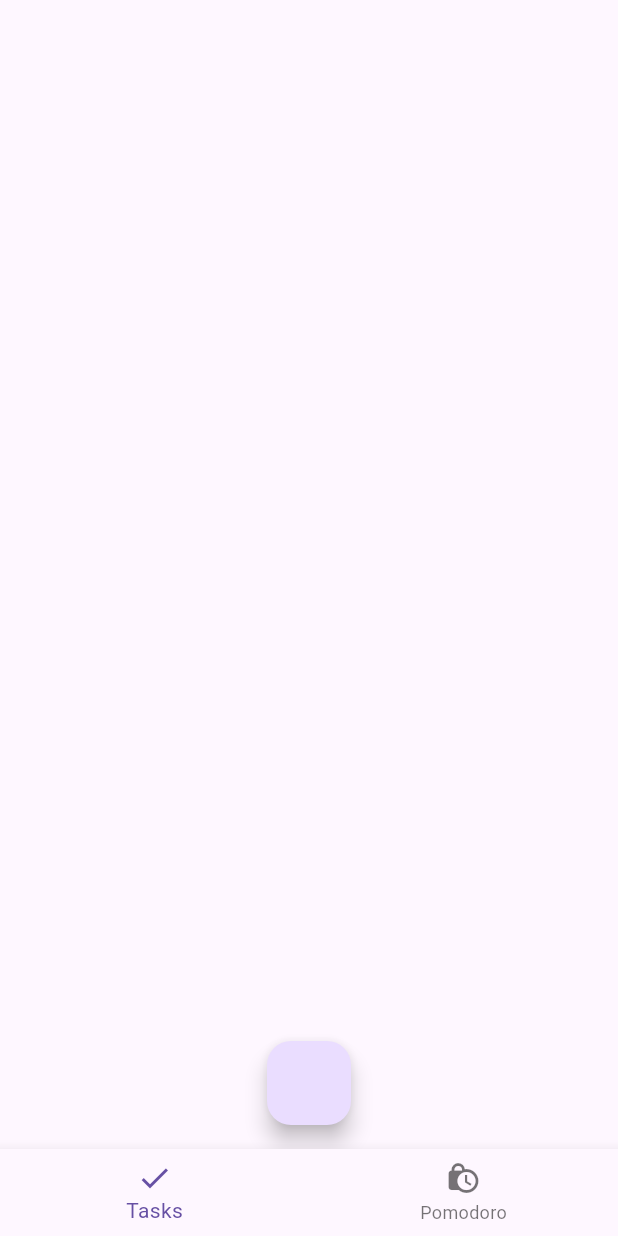
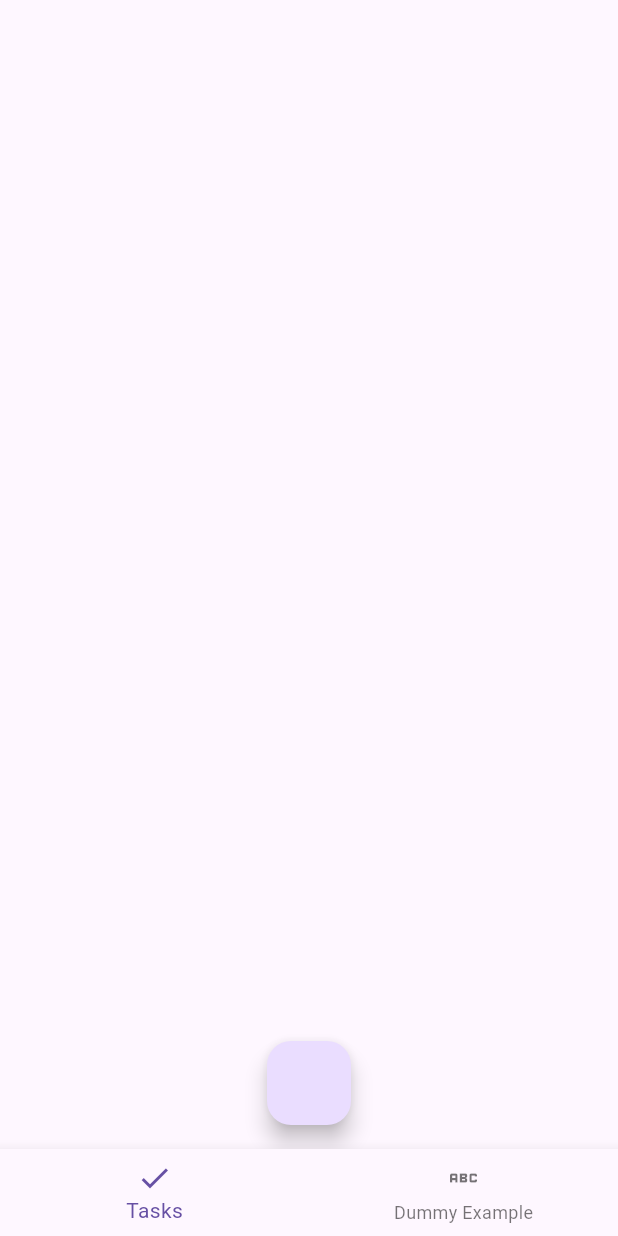
Before and after one commit to iamrdv296/the_todo_app, a Flutter app: the screen it shows after launch, on a phone screen of 412 x 824 dp. Run offline on Flutter 3.47's test engine with Material 3 defaults, Android fonts, the phone set to English and light mode, and no system bars; our stand-ins replace flutter_riverpod, freezed_annotation, riverpod_annotation; generated files the repository leaves out were written again.

Commit message:
refactor(main): use AppShell for app root navigation with Dummy Widget as example

```diff
--- a/lib/main.dart
+++ b/lib/main.dart
@@ -1,7 +1,9 @@
 import 'package:flutter/material.dart';
+import 'package:the_todo_app/core/app/app_shell.dart';
+import 'package:the_todo_app/core/navigation/app_destination.dart';
+import 'package:the_todo_app/features/dummy_widget.dart';
 import 'package:the_todo_app/features/tasks/view/tasks_view.dart';
 import 'package:flutter_riverpod/flutter_riverpod.dart';
-import 'theme/defaults.dart';
 
 const Widget homeWidget = TasksView();
 
@@ -14,20 +16,19 @@ class MyApp extends StatelessWidget {
 
   @override
   Widget build(BuildContext context) {
-    final EdgeInsets padding = .all(padding_bg);
+    final List<AppDestination> appDestinations = [
+      AppDestination(
+        icon: Icons.check,
+        title: "Tasks",
+        destination: TasksView(),
+      ),
+      AppDestination(
+        icon: Icons.abc,
+        title: "Dummy Example",
+        destination: DummyWidget(),
+      ),
+    ];
 
-    return MaterialApp(
-      home: Scaffold(
-        body: SafeArea(
-          child: Padding(padding: padding, child: homeWidget),
-        ),
-        bottomNavigationBar: BottomNavigationBar(
-          items: [
-            BottomNavigationBarItem(icon: Icon(Icons.check), label: "Tasks"),
-            BottomNavigationBarItem(icon: Icon(Icons.lock_clock), label: "Pomodoro")
-          ]
-        ),
-      ),
-    );
+    return MaterialApp(home: AppShell(appDestinations: appDestinations));
   }
 }
```
